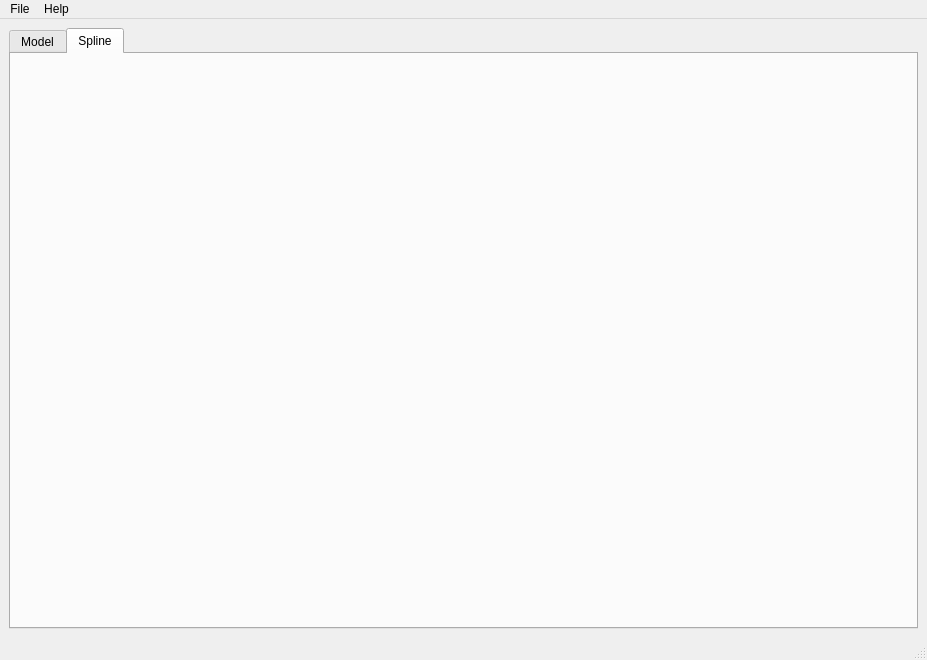
Qt form lib/mainwindow/mainwindow.ui (BigCubeCat/icg_wireframe) before a commit.
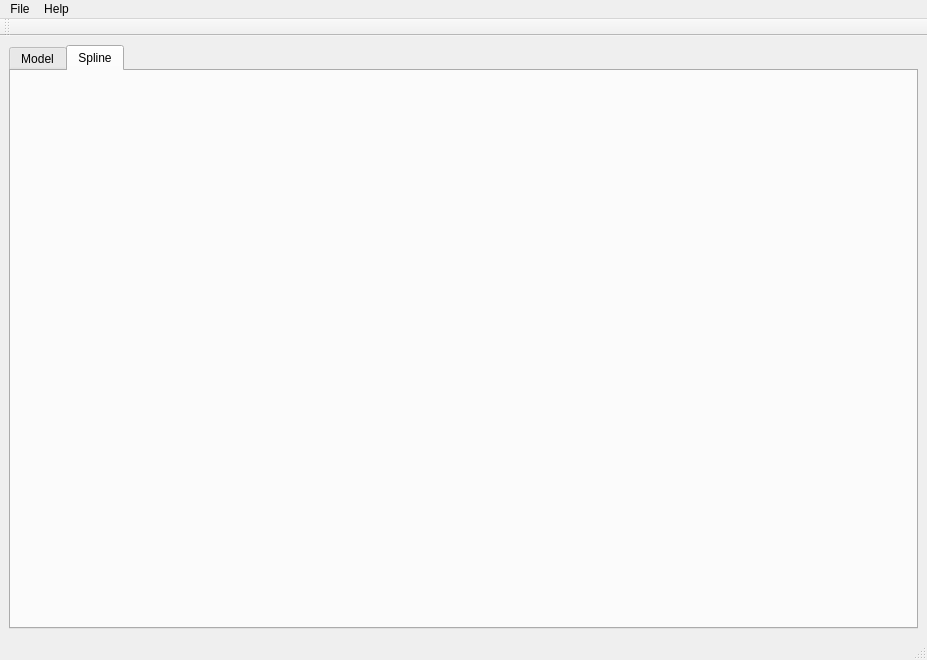
The same form after that commit. Icons and pictures are not drawn.

Diff of the .ui file:
```diff
--- a/lib/mainwindow/mainwindow.ui
+++ b/lib/mainwindow/mainwindow.ui
@@ -13,6 +13,15 @@
   <property name="windowTitle">
    <string>ICG Wireframe</string>
   </property>
+  <property name="toolButtonStyle">
+   <enum>Qt::ToolButtonStyle::ToolButtonFollowStyle</enum>
+  </property>
+  <property name="tabShape">
+   <enum>QTabWidget::TabShape::Triangular</enum>
+  </property>
+  <property name="dockNestingEnabled">
+   <bool>true</bool>
+  </property>
   <widget class="QWidget" name="centralwidget">
    <layout class="QVBoxLayout" name="verticalLayout">
     <item>
@@ -71,6 +80,17 @@
    <addaction name="menuHelp"/>
   </widget>
   <widget class="QStatusBar" name="statusbar"/>
+  <widget class="QToolBar" name="toolBar">
+   <property name="windowTitle">
+    <string>toolBar</string>
+   </property>
+   <attribute name="toolBarArea">
+    <enum>TopToolBarArea</enum>
+   </attribute>
+   <attribute name="toolBarBreak">
+    <bool>false</bool>
+   </attribute>
+  </widget>
   <action name="actionOpen">
    <property name="icon">
     <iconset>
```
